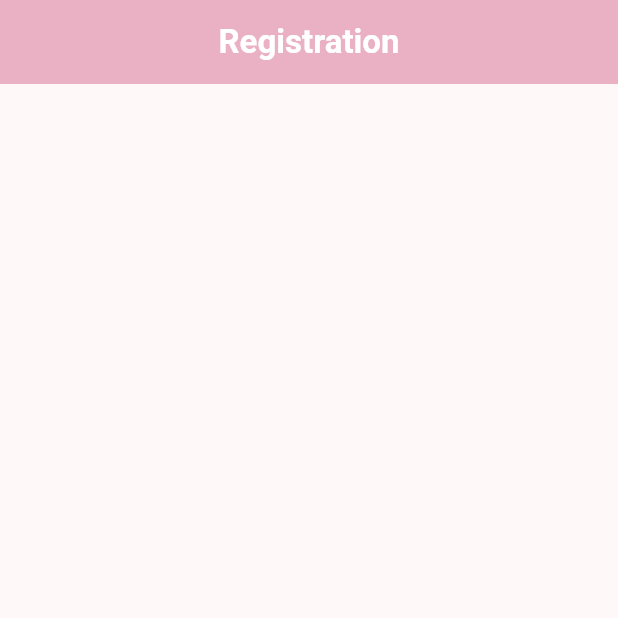
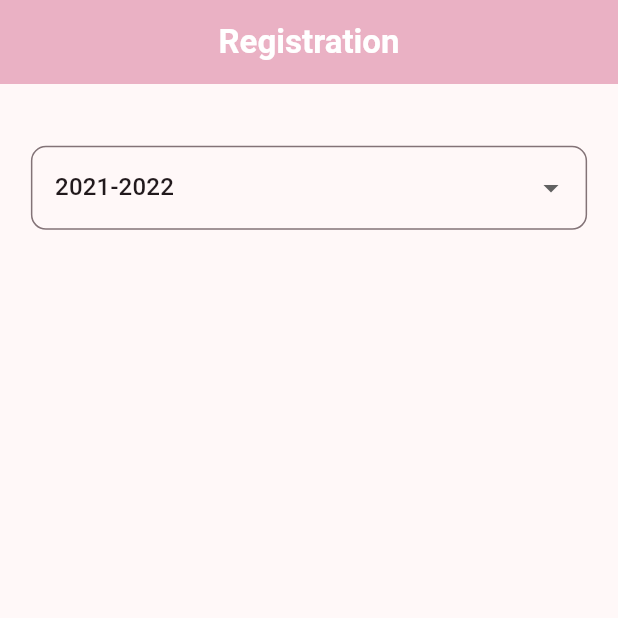
Before and after one commit to VinayaAugusthy/Student-Register, a Flutter app: the screen it shows after launch, on a phone screen of 412 x 824 dp, the top half of it. Run offline on Flutter 3.47's test engine with Material 2 defaults, Android fonts, the phone set to English and light mode, and no system bars.

```diff
--- a/lib/utils/constants/constants.dart
+++ b/lib/utils/constants/constants.dart
@@ -1 +1,3 @@
-List academicYear = ['2021-2022,2020-2021,2019-2020'];
+import 'package:flutter/material.dart';
+
+final academicYear = ['2021-2022', '2020-2021', '2019-2020'];
--- a/lib/views/details_page.dart
+++ b/lib/views/details_page.dart
@@ -1,5 +1,6 @@
 import 'package:flutter/material.dart';
 import 'package:student_registration/utils/constants/colors.dart';
+import 'package:student_registration/utils/constants/constants.dart';
 
 class DetailsPage extends StatefulWidget {
   const DetailsPage({super.key});
@@ -8,9 +9,15 @@ class DetailsPage extends StatefulWidget {
   State<DetailsPage> createState() => _DetailsPageState();
 }
 
+late String chooseValue;
+late String dropdownValue;
+final yearController = TextEditingController();
+
 class _DetailsPageState extends State<DetailsPage> {
   @override
   Widget build(BuildContext context) {
+    Size size = MediaQuery.sizeOf(context);
+
     return Scaffold(
       appBar: AppBar(
         title: Text(
@@ -22,10 +29,50 @@ class _DetailsPageState extends State<DetailsPage> {
         ),
         centerTitle: true,
       ),
-      body: SafeArea(child: Column(
-        children: [
-        ],
+      body: SafeArea(
+          child: Padding(
+        padding: EdgeInsets.only(
+          left: size.width * 0.05,
+          right: size.width * 0.05,
+          top: size.width * 0.1,
+        ),
+        child: Column(
+          children: [
+            dropDownField(academicYear, yearController),
+          ],
+        ),
       )),
     );
   }
+
+  SizedBox dropDownField(
+    List<String> optionsList,
+    TextEditingController controller,
+  ) {
+    return SizedBox(
+      child: DropdownButtonFormField(
+        decoration: InputDecoration(
+          border: OutlineInputBorder(
+            borderRadius: BorderRadius.circular(10),
+          ),
+        ),
+        value: optionsList.first,
+        items: optionsList
+            .map(
+              (String value) => DropdownMenuItem(
+                value: value,
+                child: Text(value),
+              ),
+            )
+            .toList(),
+        onChanged: (value) {
+          setState(() {
+            dropdownValue = value!;
+            chooseValue = value;
+            controller.text = value;
+          });
+        },
+      ),
+    );
+  }
 }
```
